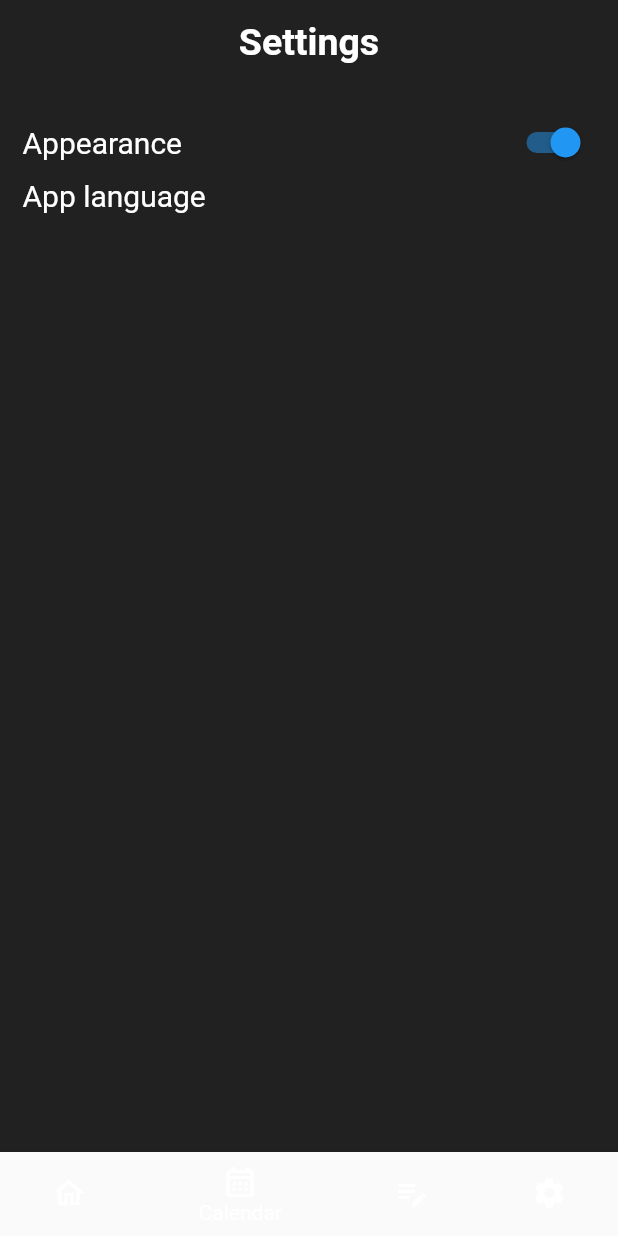
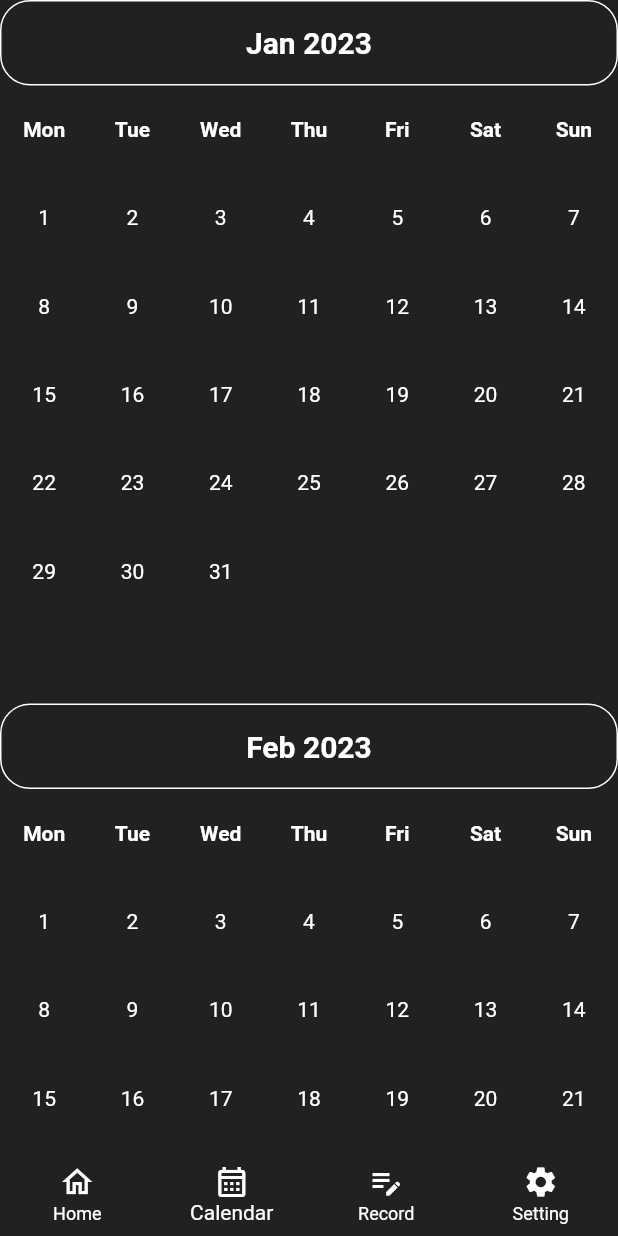
Before and after one commit to matthew99617/funds_management, a Flutter app: the screen it shows after launch, item 2 of the bottom bar chosen, on a phone screen of 412 x 824 dp. Run offline on Flutter 3.47's test engine with Material 2 defaults, Android fonts, the phone set to English and light mode, and no system bars; our stand-ins replace auto_route, bloc, flutter_bloc.

Commit message:
Hot Reload Bug Fix New Features add UI on Calendar_screen add record Page

```diff
--- a/lib/main.dart
+++ b/lib/main.dart
@@ -8,6 +8,7 @@ import 'config/environment.dart';
 void main() async{
   WidgetsFlutterBinding.ensureInitialized();
   await ConfigReader.initializeApp(Environment.dev);
+  final _appRouter = AppRouter();
   runApp(
       MultiBlocProvider(
         providers: [
@@ -15,18 +16,26 @@ void main() async{
             create: (context) => ThemeChangeCubit(),
           ),
         ],
-        child: MyApp(),
+        child: MyApp(
+          appRouter: _appRouter,
+        ),
       )
   );
 }
 
 class MyApp extends StatelessWidget {
-  const MyApp({Key? key}) : super(key: key);
+
+  final AppRouter _appRouter;
+
+  const MyApp({
+    Key? key,
+    required AppRouter appRouter,
+  }) : _appRouter = appRouter,
+        super(key: key);
 
   // This widget is the root of your application.
   @override
   Widget build(BuildContext context) {
-    final _appRouter = AppRouter();
     return BlocBuilder<ThemeChangeCubit, ThemeChangeState>(
       builder: (context, state) {
         return MaterialApp.router(
@@ -34,6 +43,7 @@ class MyApp extends StatelessWidget {
           theme: state.themeData,
           routerDelegate: _appRouter.delegate(),
           routeInformationParser: _appRouter.defaultRouteParser(),
+          builder: (context, router) => router!,
         );
       },
     );
--- a/lib/presentation/router/router.dart
+++ b/lib/presentation/router/router.dart
@@ -2,20 +2,32 @@
 // flutter pub run build_runner watch --delete-conflicting-outputs
 
 import 'package:auto_route/auto_route.dart';
+import '../screen/calendar/calendar_screen.dart';
 import '../screen/home/home_screen.dart';
 import '../screen/main_home_page.dart';
+import '../screen/record/record_screen.dart';
 import '../screen/setting/setting_screen.dart';
 
 @MaterialAutoRouter(
   replaceInRouteName: 'Page,Route',
   routes: <AutoRoute>[
-    AutoRoute(path: '/', page: MainHomePage, children: [
-      AutoRoute(
+    AutoRoute(path: '/', page: MainHomePage, name: 'MainHomePage', children: [
+      CustomRoute(
         path: 'home',
         name: 'HomeRouter',
         page: HomeScreen,
       ),
-      AutoRoute(
+      CustomRoute(
+        path: 'calendar',
+        name: 'CalendarRouter',
+        page: CalendarScreen,
+      ),
+      CustomRoute(
+        path: 'record',
+        name: 'RecordRouter',
+        page: RecordScreen,
+      ),
+      CustomRoute(
         path: 'setting',
         name: 'SettingRouter',
         page: SettingScreen,
@@ -23,5 +35,4 @@ import '../screen/setting/setting_screen.dart';
     ]),
   ],
 )
-
 class $AppRouter {}
--- /dev/null
+++ b/lib/presentation/screen/calendar/calendar_screen.dart
@@ -0,0 +1,124 @@
+import 'package:flutter/material.dart';
+import 'package:intl/intl.dart';
+
+class CalendarScreen extends StatefulWidget {
+  CalendarScreen({Key? key}) : super(key: key);
+
+  @override
+  State<CalendarScreen> createState() => _CalendarScreenState();
+}
+
+class _CalendarScreenState extends State<CalendarScreen> {
+  final ScrollController _scrollController = ScrollController();
+
+  List<String> _daysOfWeek = [
+    'Mon',
+    'Tue',
+    'Wed',
+    'Thu',
+    'Fri',
+    'Sat',
+    'Sun'
+  ];
+
+  @override
+  void dispose() {
+    _scrollController.dispose();
+    super.dispose();
+  }
+
+  @override
+  Widget build(BuildContext context) {
+    return Scaffold(
+        body: ListView.builder(
+          controller: _scrollController,
+          itemCount: 12,
+          itemBuilder: (context, index) {
+            DateTime date = DateTime(DateTime.now().year, index + 1, 1);
+            return _buildMonthCalendar(date);
+          },
+        ),
+    );
+  }
+
+  Widget _buildMonthCalendar(DateTime date) {
+    return Column(
+      crossAxisAlignment: CrossAxisAlignment.stretch,
+      children: [
+        Container(
+          decoration: BoxDecoration(
+            border: Border.all(color: Colors.white),
+            borderRadius: BorderRadius.circular(20),
+          ),
+          padding: EdgeInsets.all(16),
+          child: Center(
+            child: Text(
+              DateFormat.yMMM().format(date),
+              style: TextStyle(
+                fontSize: 20,
+                fontWeight: FontWeight.bold,
+              ),
+            ),
+          ),
+        ),
+        GridView.count(
+          shrinkWrap: true,
+          crossAxisCount: 7,
+          childAspectRatio: 1,
+          children: _buildCalendarDays(date),
+        ),
+      ],
+    );
+  }
+
+  List<Widget> _buildCalendarDays(DateTime date) {
+    List<Widget> days = [];
+
+    DateTime firstDayOfMonth = DateTime(date.year, date.month, 1);
+    int daysInMonth = DateTime(date.year, date.month + 1, 0).day;
+    int weekdayOfFirstDay = firstDayOfMonth.weekday;
+
+    for (int i = 0; i < 7; i++) {
+      days.add(
+        Center(
+          child: Text(
+              _daysOfWeek[i],
+              style: TextStyle(
+                fontWeight: FontWeight.bold,
+              ),
+          ),
+        )
+      );
+    }
+
+    for (int i = 1; i <= daysInMonth; i++) {
+      DateTime dateInMonth = DateTime(date.year, date.month, i);
+      days.add(
+        Container(
+          decoration: BoxDecoration(
+            borderRadius: BorderRadius.circular(30),
+          ),
+          child: Padding(
+            padding: const EdgeInsets.all(8),
+            child: Center(
+              child: Text(
+                i.toString(),
+                // style: TextStyle(
+                //   color: dateInMonth == DateTime.now() ? Colors.blue : Colors.black,
+                // ),
+              ),
+            ),
+          ),
+        ),
+      );
+    }
+
+    // Add blank cells for days after the last day of the month
+    int numBlankCells = (7 - (daysInMonth + weekdayOfFirstDay - 1) % 7) % 7;
+    for (int i = 0; i < numBlankCells; i++) {
+      days.add(Container());
+    }
+
+    return days;
+  }
+}
--- a/lib/presentation/screen/home/component/to_do_list.dart
+++ b/lib/presentation/screen/home/component/to_do_list.dart
@@ -6,7 +6,7 @@ import '../../../../model/notes.dart';
 class ListToDo extends StatefulWidget {
   final List<Notes> toDoList;
 
-  ListToDo({super.key, required this.toDoList});
+  const ListToDo({super.key, required this.toDoList});
 
   @override
   State<ListToDo> createState() => _ListToDoState();
--- a/lib/presentation/screen/main_home_page.dart
+++ b/lib/presentation/screen/main_home_page.dart
@@ -12,6 +12,8 @@ class MainHomePage extends StatelessWidget {
     return AutoTabsScaffold(
       routes: [
         HomeRouter(),
+        CalendarRouter(),
+        RecordRouter(),
         SettingRouter(),
       ],
       bottomNavigationBuilder: (context, tabsRouter) => BottomNav(
--- a/lib/presentation/screen/record/record_screen.dart
+++ b/lib/presentation/screen/record/record_screen.dart
@@ -0,0 +1,27 @@
+import 'package:flutter/material.dart';
+
+class RecordScreen extends StatefulWidget {
+  RecordScreen({Key? key}) : super(key: key);
+
+  final ScrollController scrollController = ScrollController();
+
+  @override
+  State<RecordScreen> createState() => _RecordScreenState();
+}
+
+class _RecordScreenState extends State<RecordScreen> {
+
+  @override
+  Widget build(BuildContext context) {
+    return Scaffold(
+        body: SafeArea(
+          child: Padding(
+              padding: EdgeInsets.symmetric(horizontal: 20, vertical: 20),
+              child: Text(
+                  "Record"
+              )
+          ),
+        )
+    );
+  }
+}
--- a/lib/shared/bottomNav.dart
+++ b/lib/shared/bottomNav.dart
@@ -1,6 +1,5 @@
 import 'package:auto_route/auto_route.dart';
 import 'package:flutter/material.dart';
-
 import 'icons_data.dart';
 
 class BottomNav extends StatefulWidget {
@@ -16,6 +15,7 @@ class _BottomNavState extends State<BottomNav> {
   @override
   Widget build(BuildContext context) {
     return BottomNavigationBar(
+      type: BottomNavigationBarType.fixed,
       items:  const <BottomNavigationBarItem>[
         BottomNavigationBarItem(
           icon: Icon(homeIcon),
--- a/lib/shared/theme.dart
+++ b/lib/shared/theme.dart
@@ -47,10 +47,8 @@ class AppThemes {
     ),
     bottomNavigationBarTheme: BottomNavigationBarThemeData(
       backgroundColor: lightBackground,
-    ),
-    bottomAppBarColor: lightBackground,
-    bottomAppBarTheme: BottomAppBarTheme(
-      color: lightBackground,
+      selectedItemColor: lightModeText,
+      unselectedItemColor: lightModeText,
     ),
   );
 
@@ -92,6 +90,8 @@ class AppThemes {
     ),
     bottomNavigationBarTheme: BottomNavigationBarThemeData(
       backgroundColor: darkBackground,
+      selectedItemColor: darkModeText,
+      unselectedItemColor: darkModeText,
     ),
     bottomSheetTheme: BottomSheetThemeData(
       backgroundColor: darkBackground,
@@ -99,9 +99,5 @@ class AppThemes {
     navigationBarTheme: NavigationBarThemeData(
       backgroundColor: darkBackground,
     ),
-    bottomAppBarColor: darkBackground,
-    bottomAppBarTheme: BottomAppBarTheme(
-      color: darkBackground,
-    ),
   );
 }
--- a/pubspec.yaml
+++ b/pubspec.yaml
@@ -45,6 +45,7 @@ dependencies:
   network_manager: ^0.1.5
   filter_list: ^1.0.2
   grouped_list: ^5.1.2
+  intl: ^0.18.1
 
 dev_dependencies:
   flutter_test:
```
Also changed, not shown: lib/presentation/router/router.gr.dart, pubspec.lock.
